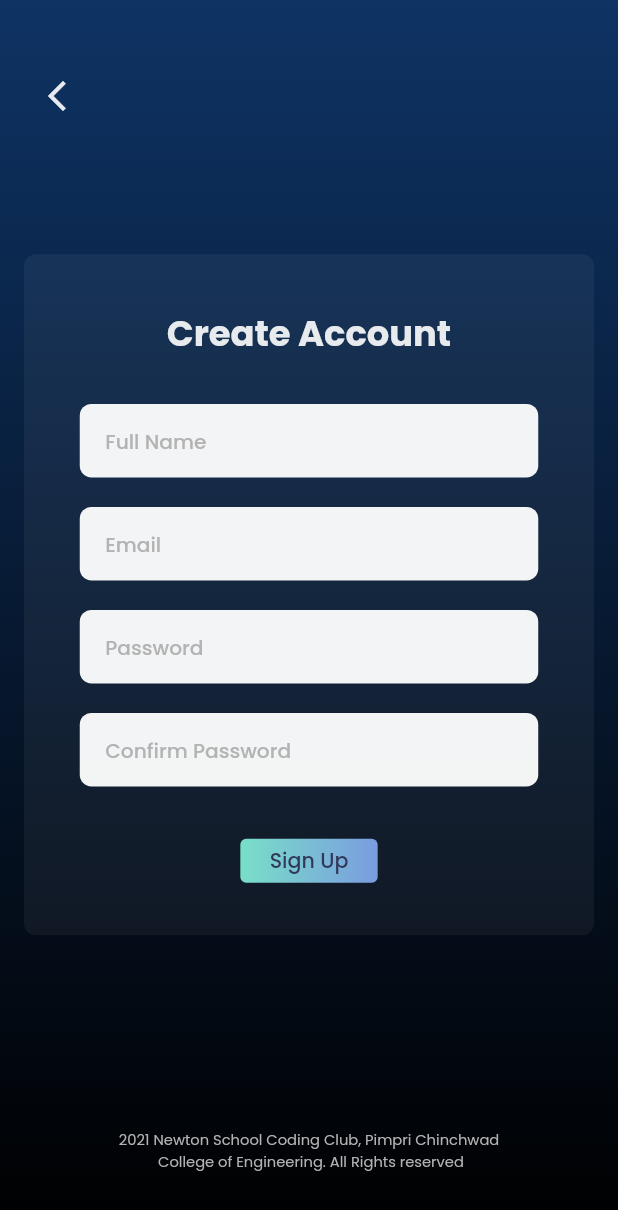
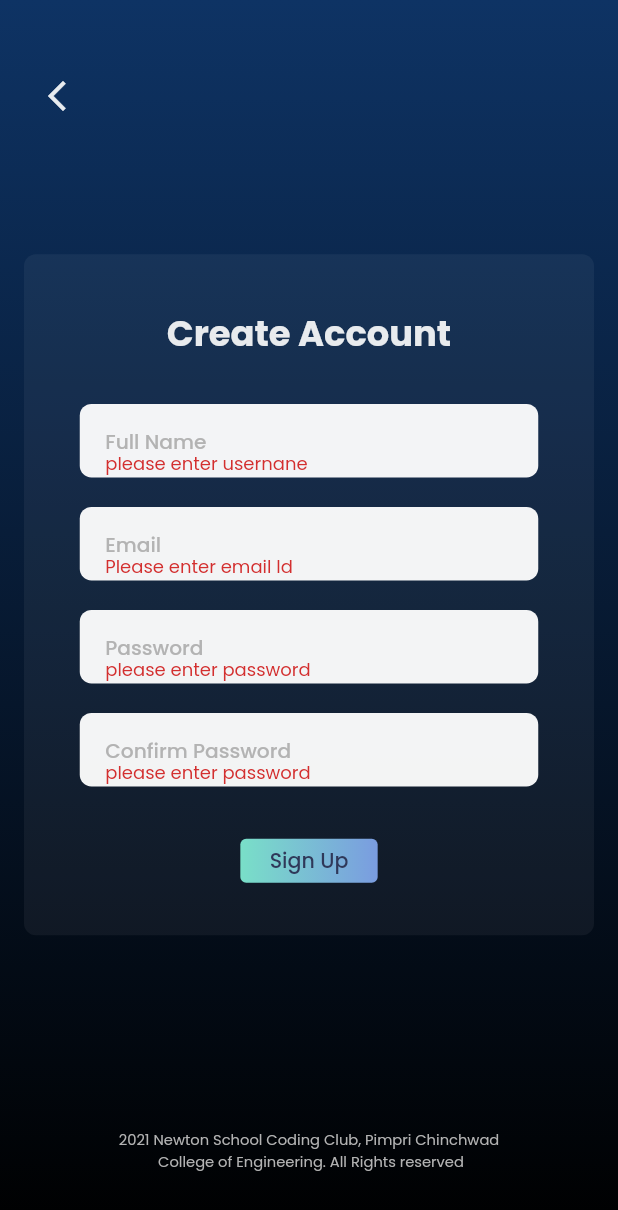
Before and after one commit to nsccpccoe/nscc-app, a Flutter app: the SignupScreen screen opened by its route, after a tap on "Sign Up", on a phone screen of 412 x 824 dp. Shown: the top 1210 px of the screen. Run offline on Flutter 3.47's test engine with Material 2 defaults, Android fonts, the phone set to English and light mode, and no system bars; our stand-ins replace firebase_auth, firebase_core, flutter_screenutil, flutter_svg, get, google_sign_in and 1 more; accounts and stored records are empty.

Commit message:
added sign up and login with email and password methods

```diff
--- a/lib/constants/validators.dart
+++ b/lib/constants/validators.dart
@@ -3,7 +3,22 @@ class MyValidators {
     if (value == null || value.isEmpty)
       return "please enter usernane";
     else {
-      return "";
+      return null;
+    }
+  }
+
+  static String? v_email(String? value) {
+    final emailPattern =
+        r'^(([^<>()[\]\\.,;:\s@\"]+(\.[^<>()[\]\\.,;:\s@\"]+)*)|(\".+\"))@((\[[0-9]{1,3}\.[0-9]{1,3}\.[0-9]{1,3}\.[0-9]{1,3}\])|(([a-zA-Z\-0-9]+\.)+[a-zA-Z]{2,}))$';
+    // final emailPattern = r'^[a-zA-Z0-9.!#$%&'*+/=?^_`{|}~-]+@[a-zA-Z0-9](?:[a-zA-Z0-9-]{0,253}[a-zA-Z0-9])?(?:\.[a-zA-Z0-9](?:[a-zA-Z0-9-]{0,253}[a-zA-Z0-9])?)*$';
+
+    final emailRegExp = RegExp(emailPattern);
+    if (value == null || value.isEmpty) {
+      return "Please enter email Id";
+    } else if (emailRegExp.hasMatch(value)) {
+      return null;
+    } else {
+      return "Please Enter valid email Id";
     }
   }
 
@@ -13,7 +28,7 @@ class MyValidators {
     else if (value.length < 6) {
       return "Password should be more than 6 Digits";
     } else {
-      return "";
+      return null;
     }
   }
 }
--- a/lib/view/authentication/login_screen.dart
+++ b/lib/view/authentication/login_screen.dart
@@ -8,6 +8,7 @@ import 'package:nscc_app/constants/text_field.dart';
 import 'package:nscc_app/constants/text_styles.dart';
 import 'package:nscc_app/constants/validators.dart';
 import 'package:nscc_app/router/routes_names.dart';
+import 'package:nscc_app/services/auth.dart';
 import 'package:nscc_app/widgets/gradient_button.dart';
 import 'package:nscc_app/widgets/login_widgets.dart';
 
@@ -86,7 +87,15 @@ class LoginScreen extends StatelessWidget {
                                 )),
                           ),
                           GradientButton(
-                            onTap: () {},
+                            onTap: () {
+                              // TODO : Email password Login
+
+                              AuthMethods().signIn(
+                                context: context,
+                                email: _username.text,
+                                password: _password.text,
+                              );
+                            },
                             height: 30.h,
                             width: 80.w,
                             text: "Login",
--- a/lib/view/authentication/signup_screen.dart
+++ b/lib/view/authentication/signup_screen.dart
@@ -4,14 +4,18 @@ import 'package:nscc_app/constants/colors.dart';
 import 'package:nscc_app/constants/footer.dart';
 import 'package:nscc_app/constants/text_field.dart';
 import 'package:nscc_app/constants/text_styles.dart';
+import 'package:nscc_app/constants/validators.dart';
+import 'package:nscc_app/services/auth.dart';
 import 'package:nscc_app/widgets/gradient_button.dart';
 
 class SignupScreen extends StatelessWidget {
   SignupScreen({super.key});
-  final TextEditingController _username = TextEditingController();
+  final TextEditingController _fullname = TextEditingController();
   final TextEditingController _password = TextEditingController();
   final TextEditingController _email = TextEditingController();
   final TextEditingController _cnfpass = TextEditingController();
+
+  final GlobalKey<FormState> _formkey = GlobalKey<FormState>();
   @override
   Widget build(BuildContext context) {
     return Scaffold(
@@ -44,7 +48,9 @@ class SignupScreen extends StatelessWidget {
                   ),
                 ),
               ),
-              Column(
+              Form(
+                key: _formkey,
+                child: Column(
                   children: [
                     Container(
                       padding: EdgeInsets.symmetric(
@@ -70,28 +76,49 @@ class SignupScreen extends StatelessWidget {
                           ),
                           myInpField(
                             label: "Full Name",
-                          controller: _username,
+                            controller: _fullname,
+                            validate: MyValidators.v_name,
                           ),
                           myInpField(
                             label: "Email",
                             controller: _email,
                             keytype: TextInputType.emailAddress,
+                            validate: MyValidators.v_email,
                           ),
                           myInpField(
                             label: "Password",
                             controller: _password,
                             ispassword: true,
+                            validate: MyValidators.v_pass,
                           ),
                           myInpField(
                             label: "Confirm Password",
                             controller: _cnfpass,
                             ispassword: true,
+                            validate: MyValidators.v_pass,
                           ),
                           SizedBox(
                             height: 25,
                           ),
                           GradientButton(
-                          onTap: () {},
+                            onTap: () async {
+                              if (_password.text == _cnfpass.text) {
+                                if (_formkey.currentState!.validate()) {
+                                  print("button tapped");
+                                  await AuthMethods().signUp(
+                                      context: context,
+                                      fullname: _fullname.text,
+                                      email: _email.text,
+                                      password: _password.text);
+                                }
+                              } else {
+                                ScaffoldMessenger.of(context).showSnackBar(
+                                  SnackBar(
+                                    content: Text("password Doesn't match"),
+                                  ),
+                                );
+                              }
+                            },
                             height: 30.h,
                             width: 80.w,
                             text: "Sign Up",
@@ -108,6 +135,7 @@ class SignupScreen extends StatelessWidget {
                     ),
                   ],
                 ),
+              ),
               Footer(),
             ],
           ),
--- a/lib/widgets/login_widgets.dart
+++ b/lib/widgets/login_widgets.dart
@@ -14,7 +14,11 @@ class AuthIcons extends StatelessWidget {
         GestureDetector(
           onTap: () async {
             // Google Sign In method
-            await AuthMethods().signInWithGoogle();
+            try {
+              await AuthMethods().signInWithGoogle();
+            } catch (e) {
+              print(e.toString());
+            }
           },
           child: SvgPicture.asset(
             'assets/svg/google.svg',
```
Also changed, not shown: lib/services/auth.dart (+12 -22 lines). Lines whose indentation alone changed are shown as unchanged.
